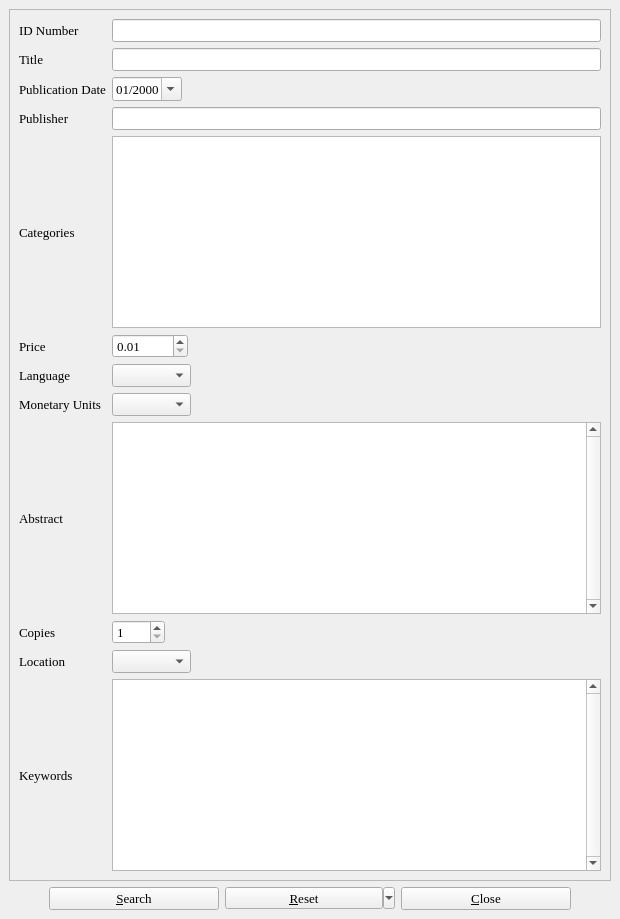
This is allinfo.ui in textbrowser/biblioteq as Qt 5 draws it before an edit. The edited form follows.
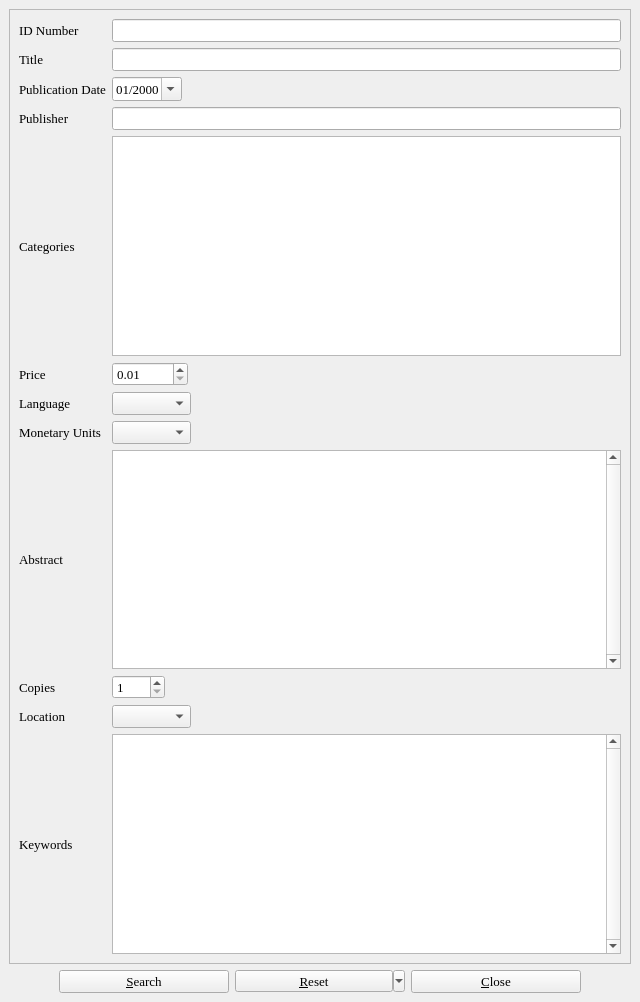
This is the edited form. Icons and pictures are not drawn.

What changed in the file:
```diff
--- a/allinfo.ui
+++ b/allinfo.ui
@@ -2,6 +2,14 @@
 <ui version="4.0">
  <class>allDialog</class>
  <widget class="QMainWindow" name="allDialog">
+  <property name="geometry">
+   <rect>
+    <x>0</x>
+    <y>0</y>
+    <width>640</width>
+    <height>1002</height>
+   </rect>
+  </property>
   <property name="font">
    <font>
     <family>Times</family>
@@ -18,6 +26,30 @@
   <widget class="QWidget" name="centralwidget">
    <layout class="QVBoxLayout">
     <item>
+     <widget class="QScrollArea" name="scrollArea">
+      <property name="frameShape">
+       <enum>QFrame::NoFrame</enum>
+      </property>
+      <property name="widgetResizable">
+       <bool>true</bool>
+      </property>
+      <widget class="QWidget" name="scrollAreaWidgetContents_2">
+       <property name="geometry">
+        <rect>
+         <x>0</x>
+         <y>0</y>
+         <width>616</width>
+         <height>936</height>
+        </rect>
+       </property>
+       <layout class="QVBoxLayout" name="verticalLayout">
+        <property name="spacing">
+         <number>0</number>
+        </property>
+        <property name="margin">
+         <number>0</number>
+        </property>
+        <item>
      <widget class="QFrame" name="frame">
       <property name="frameShape">
        <enum>QFrame::StyledPanel</enum>
@@ -359,6 +391,10 @@
       </layout>
      </widget>
     </item>
+       </layout>
+      </widget>
+     </widget>
+    </item>
     <item>
      <layout class="QHBoxLayout">
       <item>
```
Left out of the diff: 1 changed line with no effect on the pictures. Lines whose indentation alone changed are shown as unchanged.
